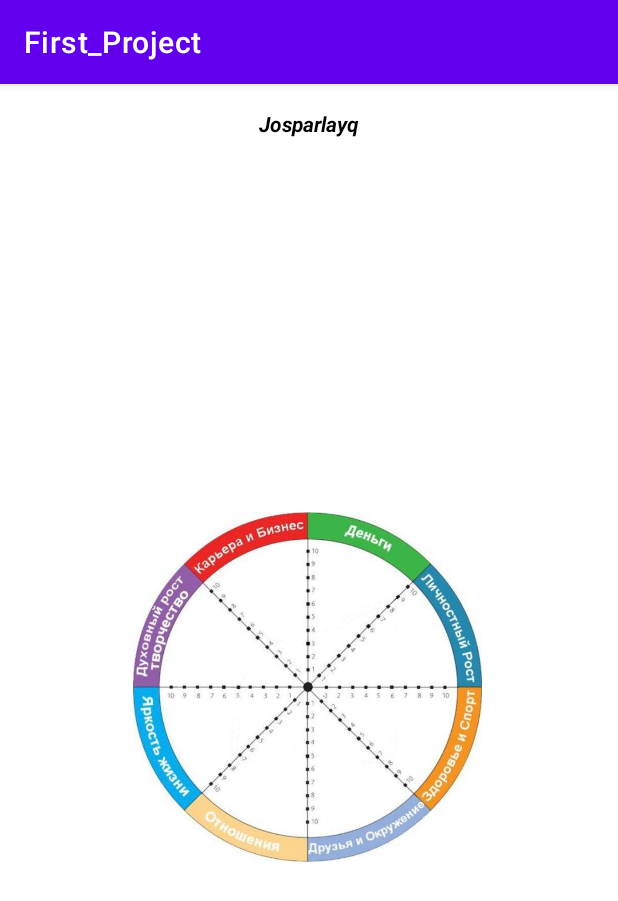
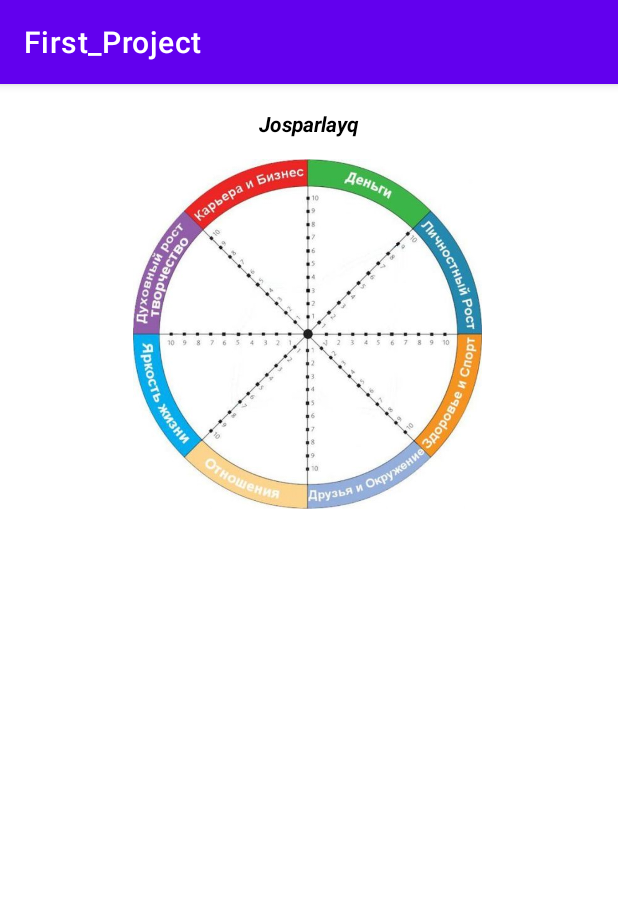
Before and after one commit to ainsag/First_Project, an Android app: the screen it shows after launch (MainActivity), on a phone screen of 412 x 824 dp. Shown: the top 901 px of the screen. Run offline under Robolectric (Android 15) with nearby library versions, the phone set to English and light mode, and no system bars.

Commit message:
Changing the llocation of image1

```diff
--- a/app/src/main/res/layout/activity_main.xml
+++ b/app/src/main/res/layout/activity_main.xml
@@ -33,7 +33,8 @@
         app:layout_constraintEnd_toEndOf="parent"
         app:layout_constraintHorizontal_bias="0.0"
         app:layout_constraintStart_toStartOf="parent"
-        app:layout_constraintTop_toBottomOf="@+id/textView" />
+        app:layout_constraintTop_toBottomOf="@+id/textView"
+        app:layout_constraintVertical_bias="0.028"/>
 
 
 </androidx.constraintlayout.widget.ConstraintLayout>
```
